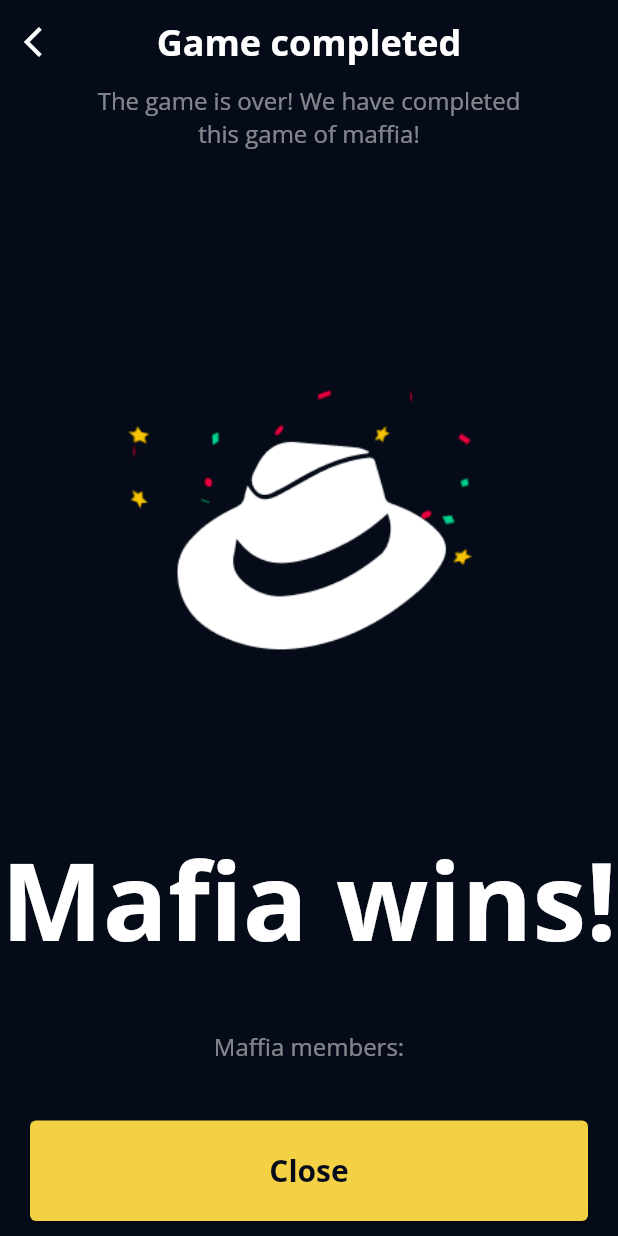
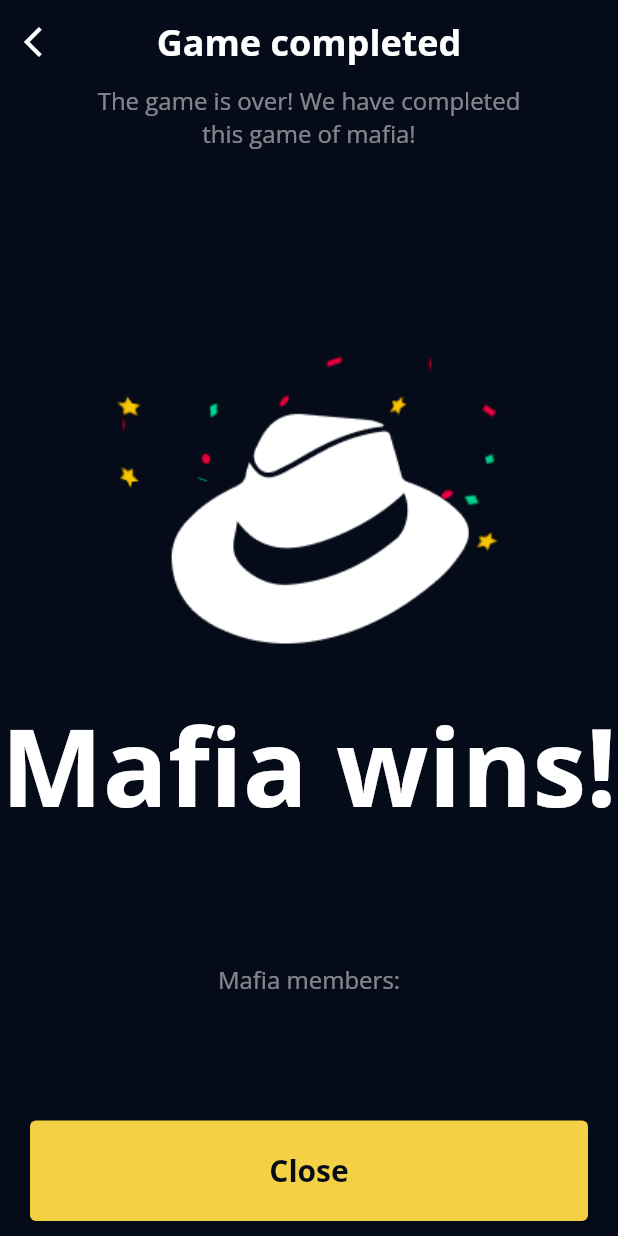
Before and after one commit to Jadsy/Rubble_MVP, a Flutter app: the ResultPages screen opened directly, on a phone screen of 412 x 824 dp. Run offline on Flutter 3.47's test engine with Material 2 defaults, Android fonts, the phone set to English and light mode, and no system bars; our stand-ins replace carousel_slider, scrollable_positioned_list.

Commit message:
fixed result pages

```diff
--- a/rubblefrontend/lib/components/results_pages.dart
+++ b/rubblefrontend/lib/components/results_pages.dart
@@ -38,7 +38,7 @@ class ResultPages extends StatelessWidget {
       body: Column(
         children: [
           Text(
-            "The game is over! We have completed \nthis game of maffia!",
+            "The game is over! We have completed \nthis game of mafia!",
             style: TextStyle(
               color: myLightWhite,
               fontSize: 16,
@@ -55,7 +55,7 @@ class ResultPages extends StatelessWidget {
           ),
           const Spacer(),
           Text(
-            "Maffia members:",
+            "Mafia members:",
             style: TextStyle(
               color: myLightWhite,
               fontSize: 16,
```
Also changed, not shown: rubblefrontend/images/mafia_win.png, rubblefrontend/images/villagers_win.png.
